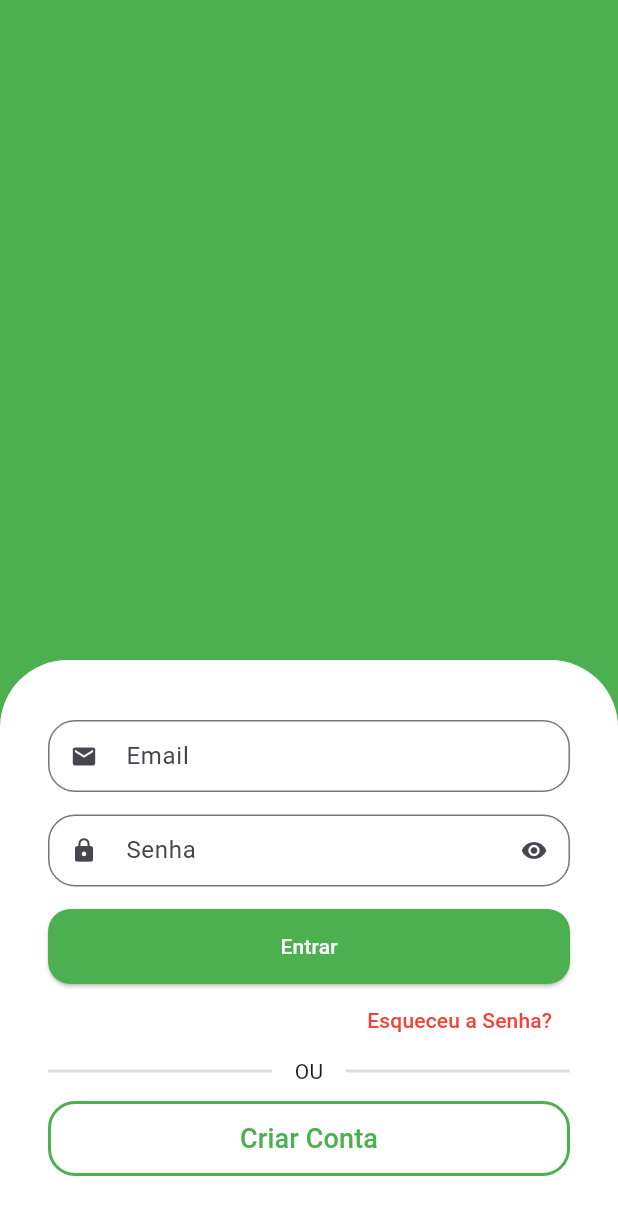
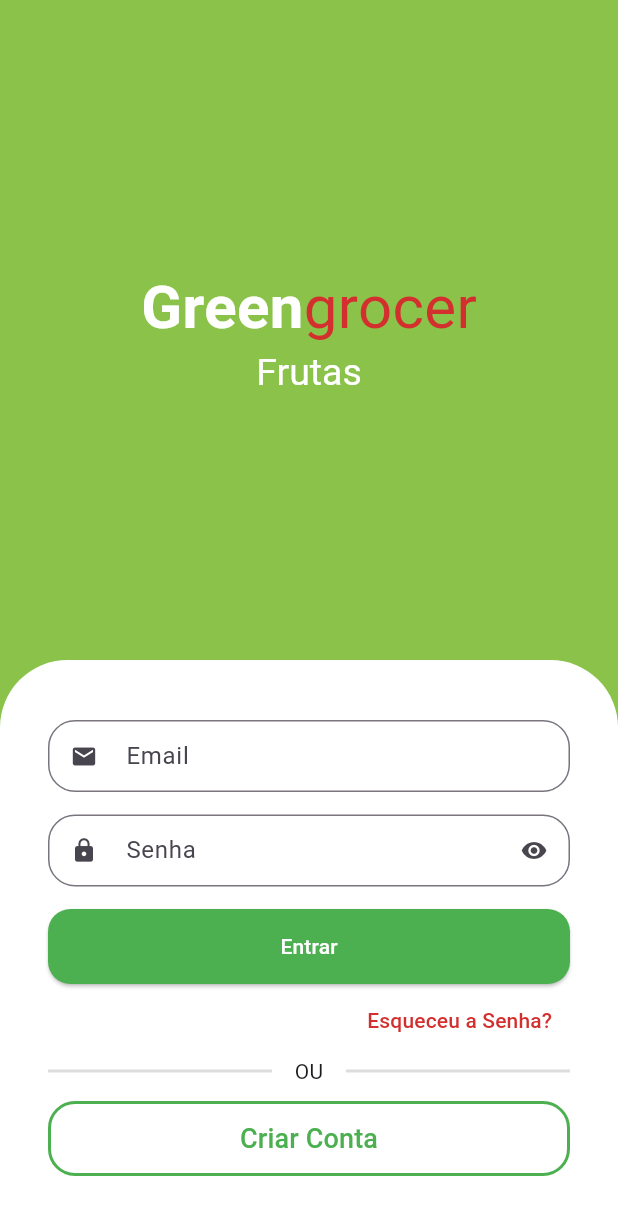
Before and after one commit to Crisley-dev/greengrocer, a Flutter app: the screen it shows after launch, on a phone screen of 412 x 824 dp. Shown: the top 1215 px of the screen. Run offline on Flutter 3.47's test engine with Material 3 defaults, Android fonts, the phone set to English and light mode, and no system bars; drawn by our look-alikes of animated_text_kit.

Commit message:
Titulo do app, Cores Custom, Animation text plugin, scroll na tela

```diff
--- a/lib/src/auth/sign_in_screen.dart
+++ b/lib/src/auth/sign_in_screen.dart
@@ -1,28 +1,75 @@
+import 'package:animated_text_kit/animated_text_kit.dart';
 import 'package:flutter/material.dart';
 import 'package:greengrocer/src/auth/components/custom_text_field.dart';
+import 'package:greengrocer/src/config/custom_color.dart';
 
 class SignInScreen extends StatelessWidget {
   const SignInScreen({super.key});
 
   @override
   Widget build(BuildContext context) {
+    final size = MediaQuery.of(context).size;
     return Scaffold(
-      backgroundColor: Colors.green,
-      body: Column(
+      backgroundColor: CustomColors.customSwatchColor,
+      body: SingleChildScrollView(
+        child: SizedBox(
+          height: size.height,
+          width: size.width,
+          child: Column(
             children: [
               // Container Verde do Topo
               Expanded(
-            child: Container(
-              color: Colors.green,
+                  child: Column(
+                mainAxisAlignment: MainAxisAlignment.center,
+                children: [
+                  //Nome do APP
+                  Text.rich(
+                    TextSpan(
+                        style: const TextStyle(
+                          fontSize: 40,
                         ),
+                        children: [
+                          const TextSpan(
+                              text: 'Green',
+                              style: TextStyle(
+                                  color: Colors.white,
+                                  fontWeight: FontWeight.bold)),
+                          TextSpan(
+                              text: 'grocer',
+                              style: TextStyle(
+                                  color: CustomColors.customContrastColor))
+                        ]),
                   ),
 
-          //Container branco de Baixo
+                  //Categorias
+                  SizedBox(
+                    height: 30,
+                    child: DefaultTextStyle(
+                      style: const TextStyle(fontSize: 25),
+                      child: AnimatedTextKit(
+                          repeatForever: true,
+                          pause: Duration.zero,
+                          animatedTexts: [
+                            FadeAnimatedText('Frutas'),
+                            FadeAnimatedText('Verduras'),
+                            FadeAnimatedText('Legumes'),
+                            FadeAnimatedText('Carnes'),
+                            FadeAnimatedText('Cereais'),
+                            FadeAnimatedText('Laticinios'),
+                          ]),
+                    ),
+                  )
+                ],
+              )),
+
+              //Formulario
               Container(
-            padding: const EdgeInsets.symmetric(horizontal: 32, vertical: 40),
+                padding:
+                    const EdgeInsets.symmetric(horizontal: 32, vertical: 40),
                 decoration: const BoxDecoration(
                     color: Colors.white,
-                borderRadius: BorderRadius.vertical(top: Radius.circular(45))),
+                    borderRadius:
+                        BorderRadius.vertical(top: Radius.circular(45))),
                 child: Column(
                   crossAxisAlignment: CrossAxisAlignment.stretch,
                   children: [
@@ -58,8 +105,9 @@ class SignInScreen extends StatelessWidget {
                       alignment: Alignment.centerRight,
                       child: TextButton(
                         onPressed: () {},
-                    child: const Text('Esqueceu a Senha?',
-                        style: TextStyle(color: Colors.red)),
+                        child: Text('Esqueceu a Senha?',
+                            style: TextStyle(
+                                color: CustomColors.customContrastColor)),
                       ),
                     ),
                     //Divisor
@@ -96,8 +144,8 @@ class SignInScreen extends StatelessWidget {
                           style: OutlinedButton.styleFrom(
                               shape: RoundedRectangleBorder(
                                   borderRadius: BorderRadius.circular(18)),
-                          side:
-                              const BorderSide(width: 2, color: Colors.green)),
+                              side: const BorderSide(
+                                  width: 2, color: Colors.green)),
                           child: const Text(
                             'Criar Conta',
                             style: TextStyle(fontSize: 18, color: Colors.green),
@@ -108,6 +156,8 @@ class SignInScreen extends StatelessWidget {
               )
             ],
           ),
+        ),
+      ),
     );
   }
 }
--- /dev/null
+++ b/lib/src/config/custom_color.dart
@@ -0,0 +1,21 @@
+import 'package:flutter/material.dart';
+
+Map<int, Color> _swatchOpacity = {
+  50: const Color.fromRGBO(109, 195, 74, .1),
+  100: const Color.fromRGBO(109, 195, 74, .2),
+  200: const Color.fromRGBO(109, 195, 74, .3),
+  300: const Color.fromRGBO(109, 195, 74, .4),
+  400: const Color.fromRGBO(109, 195, 74, .5),
+  500: const Color.fromRGBO(109, 195, 74, .6),
+  600: const Color.fromRGBO(109, 195, 74, .7),
+  700: const Color.fromRGBO(109, 195, 74, .8),
+  800: const Color.fromRGBO(109, 195, 74, .9),
+  900: const Color.fromRGBO(109, 195, 74, 1),
+};
+
+abstract class CustomColors {
+  static Color customContrastColor = Colors.red.shade700;
+
+  static MaterialColor customSwatchColor =
+      MaterialColor(0xFF8BC34A, _swatchOpacity);
+}
--- a/pubspec.yaml
+++ b/pubspec.yaml
@@ -35,6 +35,7 @@ dependencies:
   # The following adds the Cupertino Icons font to your application.
   # Use with the CupertinoIcons class for iOS style icons.
   cupertino_icons: ^1.0.2
+  animated_text_kit: ^4.2.2
 
 dev_dependencies:
   flutter_test:
```
Also changed, not shown: pubspec.lock. Lines whose indentation alone changed are shown as unchanged.
